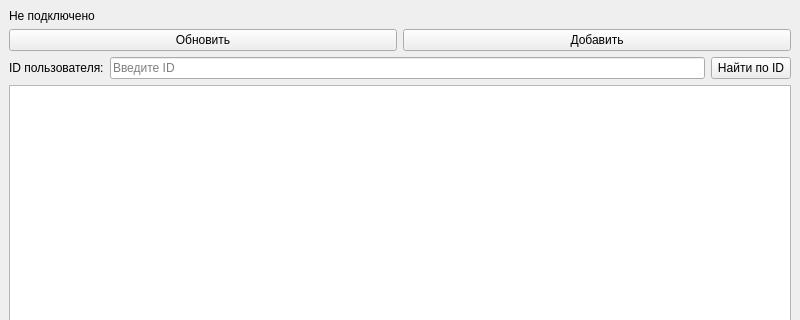
Above: client/mainwindow.ui from twentyoneh/tz_stch before the change; both pictures show x 0 to 800 and y 0 to 320 of the 800 by 600 pixel window. Below: the same form after it.
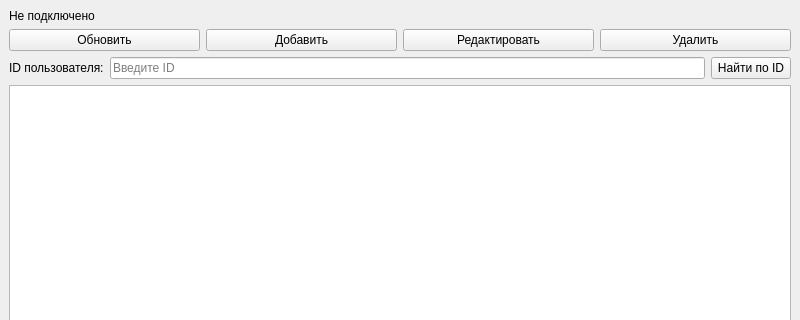
That is the form after the change.

Commit message: Добавил логику UPDATE и DELETE. все CRUD операции с репозиотрием доступны из ui

```diff
--- a/client/mainwindow.ui
+++ b/client/mainwindow.ui
@@ -38,6 +38,20 @@
         </property>
        </widget>
       </item>
+      <item>
+       <widget class="QPushButton" name="editUserButton">
+        <property name="text">
+         <string>Редактировать</string>
+        </property>
+       </widget>
+      </item>
+      <item>
+       <widget class="QPushButton" name="deleteUserButton">
+        <property name="text">
+         <string>Удалить</string>
+        </property>
+       </widget>
+      </item>
      </layout>
     </item>
     <item>
```
The commit also changes 4 other files.
